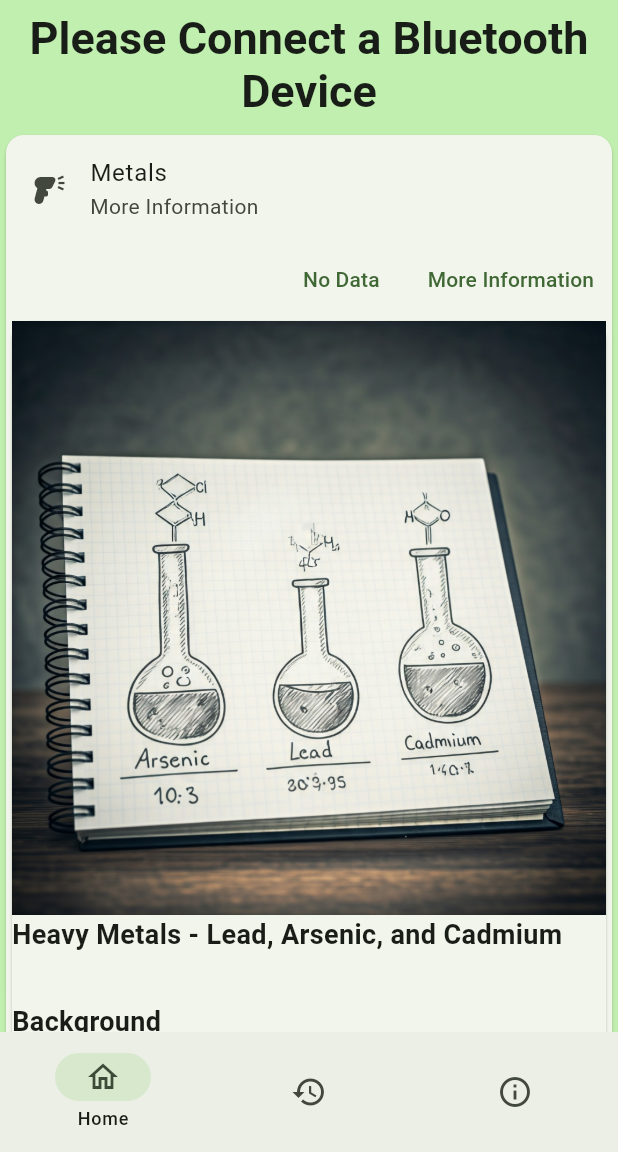
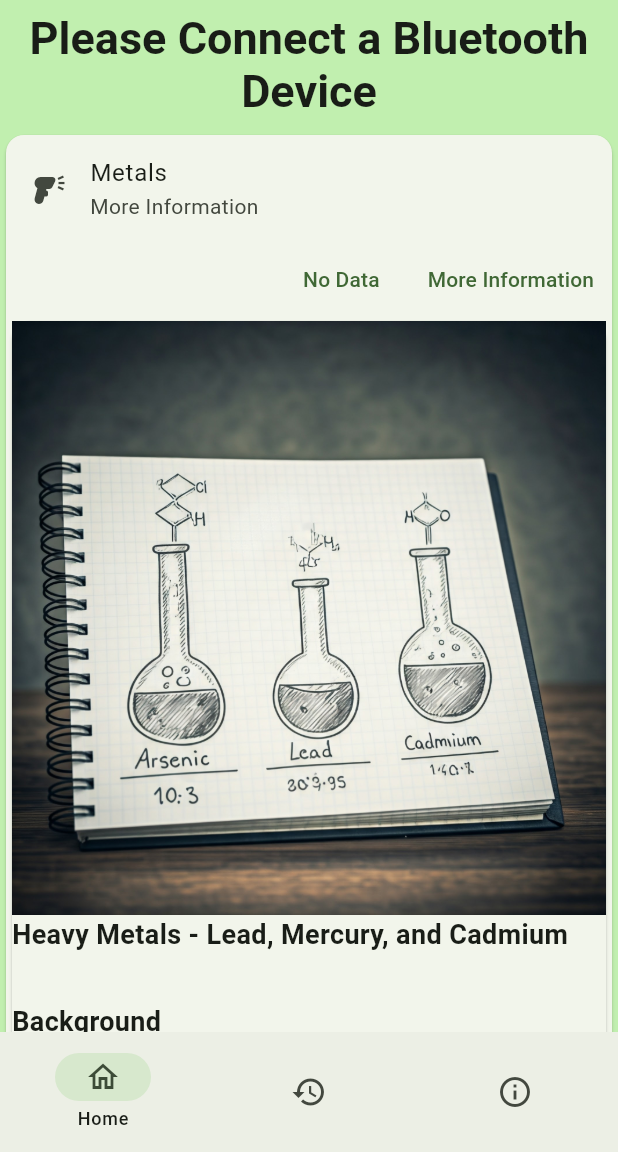
Before and after one commit to austinmedina/WaterBaddiesApp, a Flutter app: the screen it shows after launch, after a tap on "More Information", on a phone screen of 412 x 824 dp, the part 84-1236 px from its top. Run offline on Flutter 3.47's test engine with Material 3 defaults, Android fonts, the phone set to English and light mode, and no system bars; our stand-ins replace flutter_blue_plus, geolocator, shared_preferences, syncfusion_flutter_charts.

Commit message:
Added change key

```diff
--- a/lib/main.dart
+++ b/lib/main.dart
@@ -43,7 +43,7 @@ class WaterBaddiesApp extends StatelessWidget {
 ///The [WaterBaddiesState] is a general state for the entire app
 ///The state stores the currently connected [device] which should be the Raspberry Pi
 ///When the device is initially connected [fetchCharacteristics] is run to get all of the characteristics of the bluetooth service
-///In the bluetoth characteristics are the values of each of the baddies (arsenic, lead, cadmium, nitrate, nitrite, and microplastics), along with each of their descriptors
+///In the bluetoth characteristics are the values of each of the baddies (mercury, lead, cadmium, nitrate, nitrite, and microplastics), along with each of their descriptors
 ///The [subscriptions] map is created which stores listeners who listen for updates in the values on each of the characteristics
 class WaterBaddiesState extends ChangeNotifier {
   BluetoothDevice? _device;
@@ -102,6 +102,7 @@ class WaterBaddiesState extends ChangeNotifier {
     _characteristicsData = cd;
   }
 
+  String changeKey = "";
   bool newDataAvailable = false;
 
   Map<BluetoothCharacteristic, StreamSubscription<List<int>>> subscriptions = {};
@@ -129,7 +130,7 @@ class WaterBaddiesState extends ChangeNotifier {
       "00000002-110e-4a5b-8d75-3e5b444bc3cf", //Microplastic
       "00000002-210e-4a5b-8d75-3e5b444bc3cf", //Lead
       "00000002-310e-4a5b-8d75-3e5b444bc3cf", //Cadmium
-      "00000002-410e-4a5b-8d75-3e5b444bc3cf", //Arsenic
+      "00000002-410e-4a5b-8d75-3e5b444bc3cf", //Mercury
       "00000002-510e-4a5b-8d75-3e5b444bc3cf", //Nitrite
       "00000002-610e-4a5b-8d75-3e5b444bc3cf", //Nitrate
       "00000002-710e-4a5b-8d75-3e5b444bc3cf", //ChangeKey
@@ -168,7 +169,6 @@ class WaterBaddiesState extends ChangeNotifier {
             }
           }
         }
-        notifyListeners();
       } catch(e){
         print("Error reading characteristic: $e");
       }
@@ -181,20 +181,11 @@ class WaterBaddiesState extends ChangeNotifier {
         try{
           final charValue = await characteristic.read();
           final charValueString = String.fromCharCodes(charValue);
-          final charValueDouble = double.tryParse(charValueString) ?? 0.0;
+          if (changeKey != charValueString) {
+            newDataAvailable = true;
+            changeKey = charValueString;
+          }
 
-          for (final descriptor in characteristic.descriptors) {
-            if (descriptor.uuid.toString().toUpperCase() == "2901") {
-              final descValue = await descriptor.read();
-              if (descValue.isNotEmpty && !descValue.every((v) => v == 0)) {
-                final descString = String.fromCharCodes(descValue);
-                if (_characteristicsData[descString] != charValueDouble) {
-                  newDataAvailable = true;
-                }
-              }
-            }
-          }
-          notifyListeners();
         } catch(e){
           print("Error reading characteristic: $e");
         }
@@ -211,6 +202,7 @@ class WaterBaddiesState extends ChangeNotifier {
       if (newDataAvailable) {
         fetchNewData();
       }
+      notifyListeners();
     });
   }
 
@@ -403,8 +395,8 @@ class _WaterBaddiesInfoState extends State<WaterBaddiesInfo> {
     if (newData.containsKey('Cadmium') && newData['Cadmium']! > maxQuantities['Cadmium']!) {
       warningMessages.add("Cadmium");
     }
-    if (newData.containsKey('Arsenic') && newData['Arsenic']! > maxQuantities['Arsenic']!) {
-      warningMessages.add("Arsenic");
+    if (newData.containsKey('Mercury') && newData['Mercury']! > maxQuantities['Mercury']!) {
+      warningMessages.add("Mercury");
     }
     if (newData.containsKey('Nitrite') && newData['Nitrite']! > maxQuantities['Nitrite']!) {
       warningMessages.add("Nitrite");
@@ -433,7 +425,7 @@ class _WaterBaddiesInfoState extends State<WaterBaddiesInfo> {
       "date": DateFormat('yyyy-MM-dd HH:mm:ss').format(DateTime.now()).toString(),
       "lead": newData["Lead"],
       "cadmium": newData["Cadmium"],
-      "arsenic": newData["Arsenic"],
+      "mercury": newData["Mercury"],
       "nitrite": newData["Nitrite"],
       "nitrate": newData["Nitrate"],
       "microplastics": newData["Microplastic"],
@@ -447,13 +439,12 @@ class _WaterBaddiesInfoState extends State<WaterBaddiesInfo> {
 
   void _updateDisplayedData() {
     final newData = wbState.characteristicsData;
-    if (!_mapEquality.equals(_displayedData, newData)) {
-      addHistory(newData);
-      setState(() {
-        _displayedData = Map.from(newData);
-        wbState.newDataAvailable = false;
-      });
-    }
+    addHistory(newData);
+    setState(() {
+      _displayedData = Map.from(newData);
+      wbState.newDataAvailable = false;
+    });
+
   }
 
   @override
@@ -505,7 +496,7 @@ class _WaterBaddiesInfoState extends State<WaterBaddiesInfo> {
             Column(
               children: [
               InfoCard(
-                key: ValueKey("Metals${_displayedData["Lead"]}${_displayedData["Cadmium"]}${_displayedData["Arsenic"]}"),
+                key: ValueKey("Metals${_displayedData["Lead"]}${_displayedData["Cadmium"]}${_displayedData["Mercury"]}"),
                 showChart: showMetalChart,
                 showInfo: showMetalInfo,
                 cardTitle: "Metals",
@@ -518,11 +509,11 @@ class _WaterBaddiesInfoState extends State<WaterBaddiesInfo> {
                           'maxQuantity': maxQuantities['Cadmium'],
                           'quantity': _displayedData["Cadmium"],
                         },
-                      if (_displayedData.containsKey("Arsenic"))
+                      if (_displayedData.containsKey("Mercury"))
                         {
-                          'name': 'Arsenic',
-                          'maxQuantity': maxQuantities['Arsenic'],
-                          'quantity': _displayedData["Arsenic"],
+                          'name': 'Mercury',
+                          'maxQuantity': maxQuantities['Mercury'],
+                          'quantity': _displayedData["Mercury"],
                         },
                       if (_displayedData.containsKey("Lead"))
                         {
@@ -634,7 +625,7 @@ class _HistoryState extends State<History> {
                     children: [
                       _buildKeyValueRow('lead', "${data[index]['lead']} parts/million"),
                       _buildKeyValueRow('cadmium', "${data[index]['cadmium']} parts/million"),
-                      _buildKeyValueRow('arsenic', "${data[index]['arsenic']} parts/million"),
+                      _buildKeyValueRow('mercury', "${data[index]['mercury']} parts/million"),
                       _buildKeyValueRow('nitrate', "${data[index]['nitrate']} parts/million"),
                       _buildKeyValueRow('nitrite', "${data[index]['nitrite']} parts/million"),
                       _buildKeyValueRow('microplastics', "${data[index]['microplastics']} parts/million"),
@@ -758,7 +749,7 @@ class _InfoCardState extends State<InfoCard> {
                     children: [
                       Expanded( // Or Flexible(flex: 2,) for more control
                         child: Text(
-                          "Heavy Metals - Lead, Arsenic, and Cadmium",
+                          "Heavy Metals - Lead, Mercury, and Cadmium",
                           style: TextStyle(fontSize: 18, fontWeight: FontWeight.bold),
                           softWrap: true, // Allow text to wrap to multiple lines
                         ),
@@ -779,7 +770,7 @@ class _InfoCardState extends State<InfoCard> {
                       _buildText('Sources: Old lead-based paint, contaminated water pipes, industrial emissions.'),
                       _buildText('Effects: Neurological damage (especially in children), developmental problems, kidney damage, high blood pressure.'),
 
-                      _buildSubSectionTitle('Arsenic'),
+                      _buildSubSectionTitle('Mercury'),
                       _buildText('Sources: Contaminated drinking water (especially groundwater), industrial waste, pesticides.'),
                       _buildText('Effects: Skin lesions, various cancers (lung, bladder, skin), cardiovascular disease, developmental problems.'),
 
--- a/lib/utils/utils.dart
+++ b/lib/utils/utils.dart
@@ -5,7 +5,7 @@ class BooleanWrapper {
 
 Map<String, double> maxQuantities = {
   'Cadmium': 90.0,
-  'Arsenic': 95.0,
+  'Mercury': 95.0,
   'Lead': 60.0,
   'Nitrite': 75.0,
   'Nitrate': 80.0,
```
